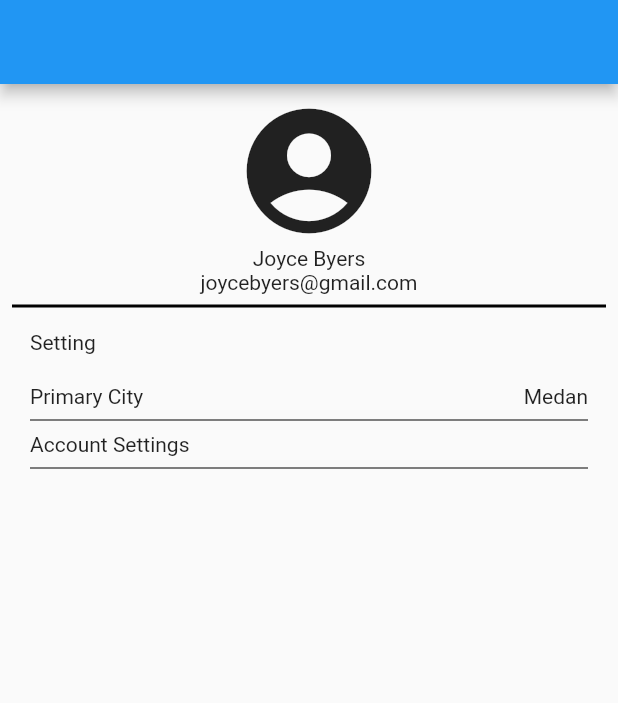
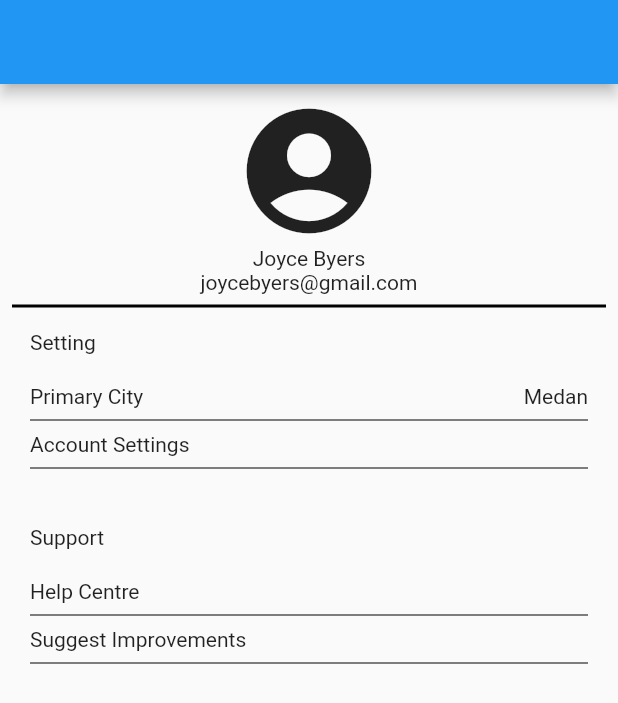
Before and after one commit to JuliusKosman/TheChindos-eventera, a Flutter app: the screen it shows after launch, on a phone screen of 412 x 824 dp. Shown: the top 703 px of the screen. Run offline on Flutter 3.47's test engine with Material 2 defaults, Android fonts, the light colour scheme and no system bars.

Commit message:
membuat Support, Help Centre, Suggest Improvements

```diff
--- a/lib/myacc.dart
+++ b/lib/myacc.dart
@@ -15,6 +15,7 @@ class _MyWidgetState extends State<MyAccInfo> {
         title: Text(""),
       ),
       body: SingleChildScrollView(
+
         child: Column(
           children: [
             Padding(
@@ -44,6 +45,7 @@ class _MyWidgetState extends State<MyAccInfo> {
                     height: 20,
                   ),
                   Row(
+
                     children: [
                       Expanded(child: Text("Primary City")),
                       Text("Medan")
@@ -56,6 +58,21 @@ class _MyWidgetState extends State<MyAccInfo> {
                   Divider(
                     color: Colors.black,
                   ),
+                  SizedBox(
+                    height: 30,
+                  ),
+                  Text("Support"),
+                  SizedBox(
+                    height: 20,
+                  ),
+                  Text("Help Centre"),
+                  Divider(
+                    color: Colors.black,
+                  ),
+                  Text("Suggest Improvements"),
+                  Divider(
+                    color: Colors.black,
+                  )
                 ],
               ),
             ),
```
